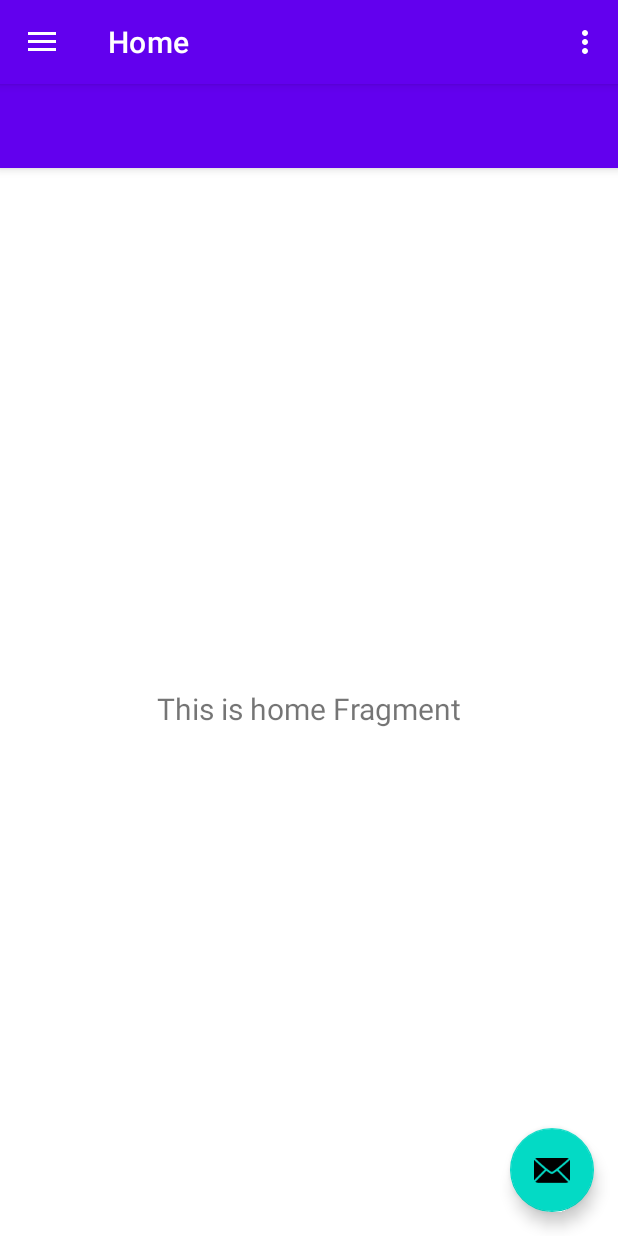
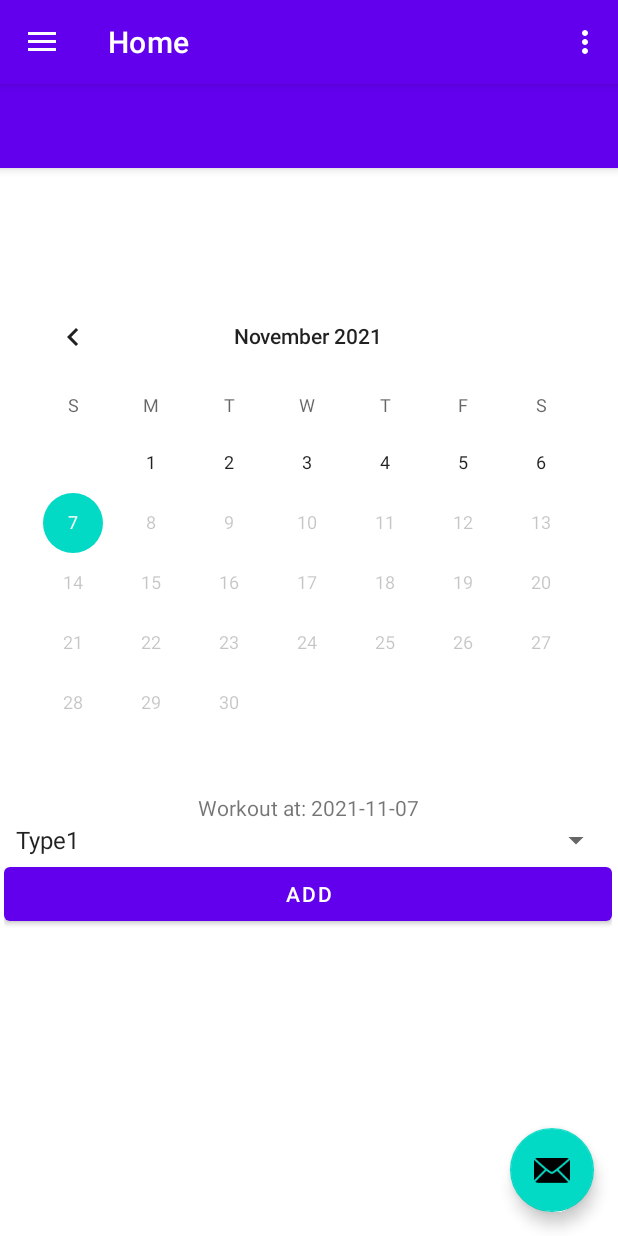
Before and after one commit to AlexUmarov/gymstats, an Android app: the MainActivity screen opened directly, with no data from a screen before it, on a phone screen of 412 x 824 dp. Run offline under Robolectric (Android 15) with nearby library versions, the phone set to English and light mode, and no system bars; our stand-ins replace Firebase (no records; nobody signed in at launch, a user with empty details on screens opened directly), navigation-ui.

```diff
--- a/app/build.gradle
+++ b/app/build.gradle
@@ -47,6 +47,7 @@ dependencies {
     implementation 'androidx.navigation:navigation-ui-ktx:2.3.5'
     implementation 'androidx.annotation:annotation:1.3.0'
     implementation 'com.google.firebase:firebase-database-ktx:20.0.2'
+    implementation 'com.google.firebase:firebase-firestore-ktx:24.0.0'
     testImplementation 'junit:junit:4.+'
     androidTestImplementation 'androidx.test.ext:junit:1.1.3'
     androidTestImplementation 'androidx.test.espresso:espresso-core:3.4.0'
--- a/app/src/main/java/ru/uao/gymstats/EmailPasswordActivity.kt
+++ b/app/src/main/java/ru/uao/gymstats/EmailPasswordActivity.kt
@@ -78,8 +78,7 @@ class EmailPasswordActivity: AppCompatActivity() {
         auth.signInWithEmailAndPassword(email, password).addOnCompleteListener(this) { task ->
                 if (task.isSuccessful) {
                     Toast.makeText(this@EmailPasswordActivity, "Aвторизация успешна", Toast.LENGTH_SHORT).show()
-                    val intent = Intent(this, MainActivity::class.java)
-                    startActivityForResult(intent, ADD_TASK_REQUEST)
+                    this@EmailPasswordActivity.startActivity(Intent(this@EmailPasswordActivity, MainActivity::class.java))
                 } else
                     Toast.makeText(this@EmailPasswordActivity, "Aвторизация провалена", Toast.LENGTH_SHORT).show()
             }
--- a/app/src/main/java/ru/uao/gymstats/ui/home/HomeFragment.kt
+++ b/app/src/main/java/ru/uao/gymstats/ui/home/HomeFragment.kt
@@ -1,25 +1,60 @@
 package ru.uao.gymstats.ui.home
 
+import android.annotation.SuppressLint
+import android.content.ContentValues.TAG
+import android.content.Context
+import android.content.Intent
+import android.os.Build
 import android.os.Bundle
+import android.os.WorkSource
+import android.util.Log
 import android.view.LayoutInflater
 import android.view.View
 import android.view.ViewGroup
-import android.widget.TextView
+import android.widget.*
 import androidx.fragment.app.Fragment
 import androidx.lifecycle.Observer
 import androidx.lifecycle.ViewModelProvider
 import ru.uao.gymstats.R
 import ru.uao.gymstats.databinding.FragmentHomeBinding
+import android.widget.CalendarView.OnDateChangeListener
+import androidx.annotation.RequiresApi
+import androidx.fragment.app.FragmentManager
+import androidx.fragment.app.FragmentTransaction
+import ru.uao.gymstats.MainActivity
+import ru.uao.gymstats.ui.gallery.GalleryFragment
+import java.time.LocalDate
+import java.time.LocalDate.*
+import androidx.appcompat.app.AppCompatActivity
+import com.google.firebase.firestore.FirebaseFirestore
+import com.google.firebase.firestore.SetOptions
+import java.time.Instant
+import java.time.ZoneId
+import android.widget.ArrayAdapter
+import com.google.firebase.FirebaseApp
+import com.google.firebase.auth.FirebaseAuth
+import com.google.firebase.firestore.ktx.firestore
+import com.google.firebase.ktx.Firebase
+import ru.uao.gymstats.ui.home.data.Workout
+
 
 class HomeFragment : Fragment() {
 
     private lateinit var homeViewModel: HomeViewModel
     private var _binding: FragmentHomeBinding? = null
+    private lateinit var auth: FirebaseAuth
+    //private var fireBase = FirebaseFirestore.getInstance()
+    private var fireBase = Firebase.firestore
+    private var selectedWorkoputType: String = ""
+    @RequiresApi(Build.VERSION_CODES.O)
+    private var selectedDateWorkoput: LocalDate = now()
 
     // This property is only valid between onCreateView and
     // onDestroyView.
     private val binding get() = _binding!!
 
+    @SuppressLint("SetTextI18n")
+    @RequiresApi(Build.VERSION_CODES.O)
     override fun onCreateView(
         inflater: LayoutInflater,
         container: ViewGroup?,
@@ -30,11 +65,47 @@ class HomeFragment : Fragment() {
 
         _binding = FragmentHomeBinding.inflate(inflater, container, false)
         val root: View = binding.root
+        FirebaseApp.initializeApp(root.context)
+        auth = FirebaseAuth.getInstance()
 
-        val textView: TextView = binding.textHome
-        homeViewModel.text.observe(viewLifecycleOwner, Observer {
+        val textView: TextView = binding.selectedDate
+        val calendarWorkout: CalendarView = binding.calendarWorkout
+        val btnAddWorkout: Button = binding.btnAddWorkout
+        val workoutListType: Spinner = binding.workoutListType
+        homeViewModel.text.observe(viewLifecycleOwner,  {
             textView.text = it
         })
+        homeViewModel.maxDate.observe(viewLifecycleOwner, {
+            calendarWorkout.maxDate = it
+            textView.text = "Workout at: " + Instant.ofEpochMilli(it).atZone(ZoneId.systemDefault()).toLocalDate().toString()
+        })
+
+        calendarWorkout.setOnDateChangeListener { view, year, month, dayOfMonth ->
+            val dateTime = of(year, month, dayOfMonth)
+            textView.text = "Workout at: $dateTime"
+            btnAddWorkout.isActivated = true
+            selectedDateWorkoput = dateTime
+        }
+        btnAddWorkout.setOnClickListener{
+            addWorkoutInfo(root.context);
+            //val activity = requireView().context as AppCompatActivity
+            //activity.supportFragmentManager.beginTransaction().replace(R.id.nav_host_fragment_content_main, GalleryFragment()).addToBackStack(null).commit()
+        }
+
+        val adapter = ArrayAdapter.createFromResource(root.context, R.array.WorkoutTypeList, android.R.layout.simple_spinner_item)
+        workoutListType.adapter = adapter
+        workoutListType?.onItemSelectedListener = object :AdapterView.OnItemSelectedListener{
+            override fun onNothingSelected(parent: AdapterView<*>?) {
+                //..
+            }
+
+            override fun onItemSelected(parent: AdapterView<*>?, view: View?, position: Int, id: Long) {
+                val item = parent?.getItemAtPosition(position).toString()
+                selectedWorkoputType = item
+                Toast.makeText(root.context, "Selected $item", Toast.LENGTH_SHORT).show()
+            }
+        }
+
         return root
     }
 
@@ -42,4 +113,26 @@ class HomeFragment : Fragment() {
         super.onDestroyView()
         _binding = null
     }
+
+    @RequiresApi(Build.VERSION_CODES.O)
+    private fun addWorkoutInfo(context: Context) {
+        if(!selectedWorkoputType.isEmpty()){
+            var workoutDate = "${selectedDateWorkoput.dayOfMonth}-${selectedDateWorkoput.month}-${selectedDateWorkoput.year}"
+            fireBase.collection(auth.currentUser?.uid.toString())
+                .document(workoutDate)
+                .set(Workout(selectedWorkoputType, workoutDate, "some data workout"))
+                .addOnSuccessListener { documentReference ->
+                    Toast.makeText(
+                        context, "Add workout date: $workoutDate",
+                        Toast.LENGTH_SHORT
+                    ).show()
+                }
+                .addOnFailureListener { e ->
+                    Toast.makeText(
+                        context, "Error adding document: $e",
+                        Toast.LENGTH_SHORT
+                    ).show()
+                }
+        }
+    }
 }
--- a/app/src/main/java/ru/uao/gymstats/ui/home/HomeViewModel.kt
+++ b/app/src/main/java/ru/uao/gymstats/ui/home/HomeViewModel.kt
@@ -1,13 +1,27 @@
 package ru.uao.gymstats.ui.home
 
+import android.os.Build
+import androidx.annotation.RequiresApi
 import androidx.lifecycle.LiveData
 import androidx.lifecycle.MutableLiveData
 import androidx.lifecycle.ViewModel
+import java.time.LocalDate
+import java.time.LocalDateTime
+import java.time.ZoneId
+import java.time.temporal.ChronoField
 
 class HomeViewModel : ViewModel() {
 
     private val _text = MutableLiveData<String>().apply {
-        value = "This is home Fragment"
+        value = "Select date and add workout info"
     }
     val text: LiveData<String> = _text
+
+    @RequiresApi(Build.VERSION_CODES.O)
+    private val _maxDate = MutableLiveData<Long>().apply {
+        value = LocalDateTime.now().atZone(ZoneId.systemDefault()).toInstant().toEpochMilli()
+    }
+
+    @RequiresApi(Build.VERSION_CODES.O)
+    val maxDate: LiveData<Long> = _maxDate
 }
--- /dev/null
+++ b/app/src/main/java/ru/uao/gymstats/ui/home/data/Workout.kt
@@ -0,0 +1,5 @@
+package ru.uao.gymstats.ui.home.data
+
+class Workout(var workoutType : String,
+              val workoutDate : String,
+              val workout : String)
--- a/app/src/main/res/layout/content_main.xml
+++ b/app/src/main/res/layout/content_main.xml
@@ -10,11 +10,13 @@
     <fragment
         android:id="@+id/nav_host_fragment_content_main"
         android:name="androidx.navigation.fragment.NavHostFragment"
-        android:layout_width="match_parent"
-        android:layout_height="match_parent"
+        android:layout_width="410dp"
+        android:layout_height="643dp"
+        android:layout_marginTop="40dp"
         app:defaultNavHost="true"
-        app:layout_constraintLeft_toLeftOf="parent"
+        app:layout_constraintBottom_toBottomOf="parent"
         app:layout_constraintRight_toRightOf="parent"
+        app:layout_constraintStart_toStartOf="parent"
         app:layout_constraintTop_toTopOf="parent"
         app:navGraph="@navigation/mobile_navigation" />
 </androidx.constraintlayout.widget.ConstraintLayout>
--- a/app/src/main/res/layout/fragment_home.xml
+++ b/app/src/main/res/layout/fragment_home.xml
@@ -6,17 +6,48 @@
     android:layout_height="match_parent"
     tools:context=".ui.home.HomeFragment">
 
-    <TextView
-        android:id="@+id/text_home"
-        android:layout_width="match_parent"
-        android:layout_height="wrap_content"
-        android:layout_marginStart="8dp"
-        android:layout_marginTop="8dp"
-        android:layout_marginEnd="8dp"
-        android:textAlignment="center"
-        android:textSize="20sp"
+    <LinearLayout
+        android:id="@+id/calendarLayout"
+        android:layout_width="405dp"
+        android:layout_height="619dp"
+        android:layout_weight="1"
+        android:orientation="vertical"
         app:layout_constraintBottom_toBottomOf="parent"
         app:layout_constraintEnd_toEndOf="parent"
-        app:layout_constraintStart_toStartOf="parent"
-        app:layout_constraintTop_toTopOf="parent" />
+        app:layout_constraintStart_toStartOf="parent">
+
+        <CalendarView
+            android:id="@+id/calendarWorkout"
+            android:layout_width="match_parent"
+            android:layout_height="wrap_content" />
+
+        <LinearLayout
+            android:id="@+id/WorkoutLayout"
+            android:layout_width="match_parent"
+            android:layout_height="match_parent"
+            android:orientation="vertical">
+
+            <TextView
+                android:id="@+id/selectedDate"
+                android:layout_width="match_parent"
+                android:layout_height="wrap_content"
+                android:text="selectedDate"
+                android:textAlignment="center" />
+
+            <Spinner
+                android:id="@+id/workoutListType"
+                android:layout_width="match_parent"
+                android:layout_height="wrap_content"
+                android:entries="@array/WorkoutTypeList" />
+
+            <Button
+                android:id="@+id/btn_addWorkout"
+                android:layout_width="match_parent"
+                android:layout_height="wrap_content"
+                android:text="add" />
+
+        </LinearLayout>
+
+    </LinearLayout>
+
 </androidx.constraintlayout.widget.ConstraintLayout>
--- a/app/src/main/res/layout/nav_header_main.xml
+++ b/app/src/main/res/layout/nav_header_main.xml
@@ -14,11 +14,11 @@
 
     <ImageView
         android:id="@+id/imageView"
-        android:layout_width="wrap_content"
-        android:layout_height="wrap_content"
+        android:layout_width="100dp"
+        android:layout_height="92dp"
         android:contentDescription="@string/nav_header_desc"
         android:paddingTop="@dimen/nav_header_vertical_spacing"
-        app:srcCompat="@mipmap/ic_launcher_round" />
+        app:srcCompat="@drawable/ic_baseline_insights_24" />
 
     <TextView
         android:layout_width="match_parent"
--- a/app/src/main/res/values/strings.xml
+++ b/app/src/main/res/values/strings.xml
@@ -2,8 +2,8 @@
     <string name="app_name">gym.stats</string>
     <string name="navigation_drawer_open">Open navigation drawer</string>
     <string name="navigation_drawer_close">Close navigation drawer</string>
-    <string name="nav_header_title">Android Studio</string>
-    <string name="nav_header_subtitle">android.studio@android.com</string>
+    <string name="nav_header_title">Статистика</string>
+    <string name="nav_header_subtitle">asocil@mail.ru</string>
     <string name="nav_header_desc">Navigation header</string>
     <string name="action_settings">Settings</string>
 
@@ -16,9 +16,14 @@
     <item name="etPassword" type="id">Password</item>
     <item name="btLogin" type="id">Login</item>
     <item name="btRegist" type="id">Regist</item>-->
-    <string name="login">Login</string>
-    <string name="registr">Registr</string>
+    <string name="login">Вход</string>
+    <string name="registr">Регистрация</string>
     <string name="qwerty">qwerty</string>
     <string name="test_mail_ru">test@mail.ru</string>
 
+    <string-array name="WorkoutTypeList">
+        <item>Type1</item>
+        <item>Type2</item>
+        <item>Type3</item>
+    </string-array>
 </resources>
```
Also changed, not shown: app/src/main/res/drawable/ic_baseline_insights_24.xml (added, +7 -0 lines).
